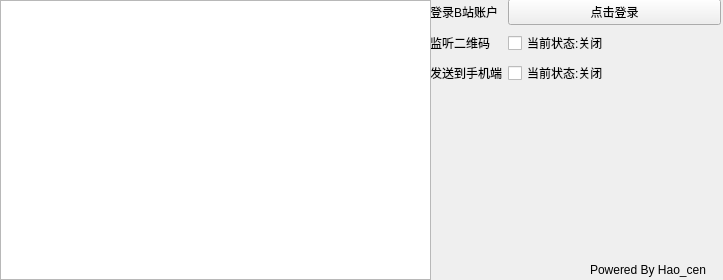
The window that mainWindow.ui (LoveElysia1314/BH3-One-touch-login) describes before a commit, drawn with Qt 5.
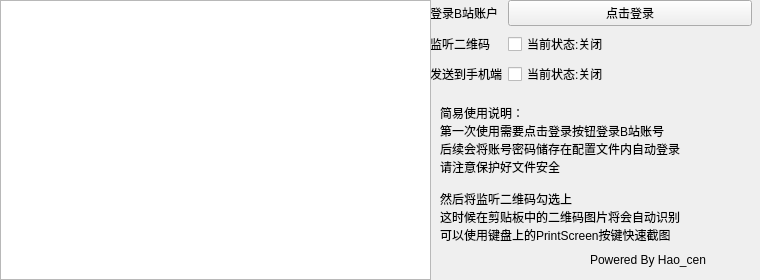
The same window after the commit.

Commit message: 加入简易使用说明 锁定窗口大小

```diff
--- a/mainWindow.ui
+++ b/mainWindow.ui
@@ -7,10 +7,22 @@
    <rect>
     <x>0</x>
     <y>0</y>
-    <width>723</width>
+    <width>760</width>
     <height>280</height>
    </rect>
   </property>
+  <property name="minimumSize">
+   <size>
+    <width>760</width>
+    <height>280</height>
+   </size>
+  </property>
+  <property name="maximumSize">
+   <size>
+    <width>760</width>
+    <height>280</height>
+   </size>
+  </property>
   <property name="windowTitle">
    <string>崩坏3外置扫码器</string>
   </property>
@@ -19,8 +31,8 @@
     <property name="geometry">
      <rect>
       <x>430</x>
-      <y>-1</y>
-      <width>291</width>
+      <y>0</y>
+      <width>322</width>
       <height>271</height>
      </rect>
     </property>
@@ -94,7 +106,7 @@
     <property name="geometry">
      <rect>
       <x>590</x>
-      <y>260</y>
+      <y>250</y>
       <width>150</width>
       <height>20</height>
      </rect>
@@ -103,6 +115,27 @@
      <string>Powered By Hao_cen</string>
     </property>
    </widget>
+   <widget class="QLabel" name="label_5">
+    <property name="geometry">
+     <rect>
+      <x>440</x>
+      <y>70</y>
+      <width>269</width>
+      <height>194</height>
+     </rect>
+    </property>
+    <property name="text">
+     <string>
+简易使用说明：
+第一次使用需要点击登录按钮登录B站账号
+后续会将账号密码储存在配置文件内自动登录
+请注意保护好文件安全
+
+然后将监听二维码勾选上
+这时候在剪贴板中的二维码图片将会自动识别
+可以使用键盘上的PrintScreen按键快速截图</string>
+    </property>
+   </widget>
   </widget>
   <widget class="QMenuBar" name="menubar">
    <property name="geometry">
```
Left out of the diff: 2 changed lines with no effect on the pictures. The commit also changes 1 other file.
